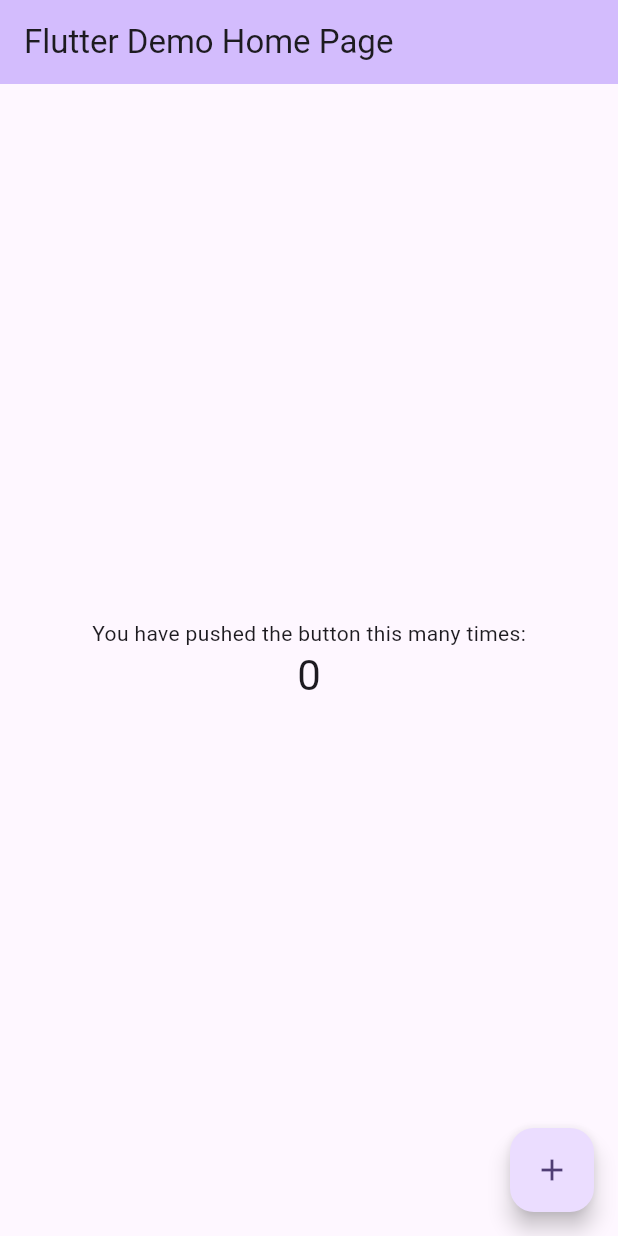
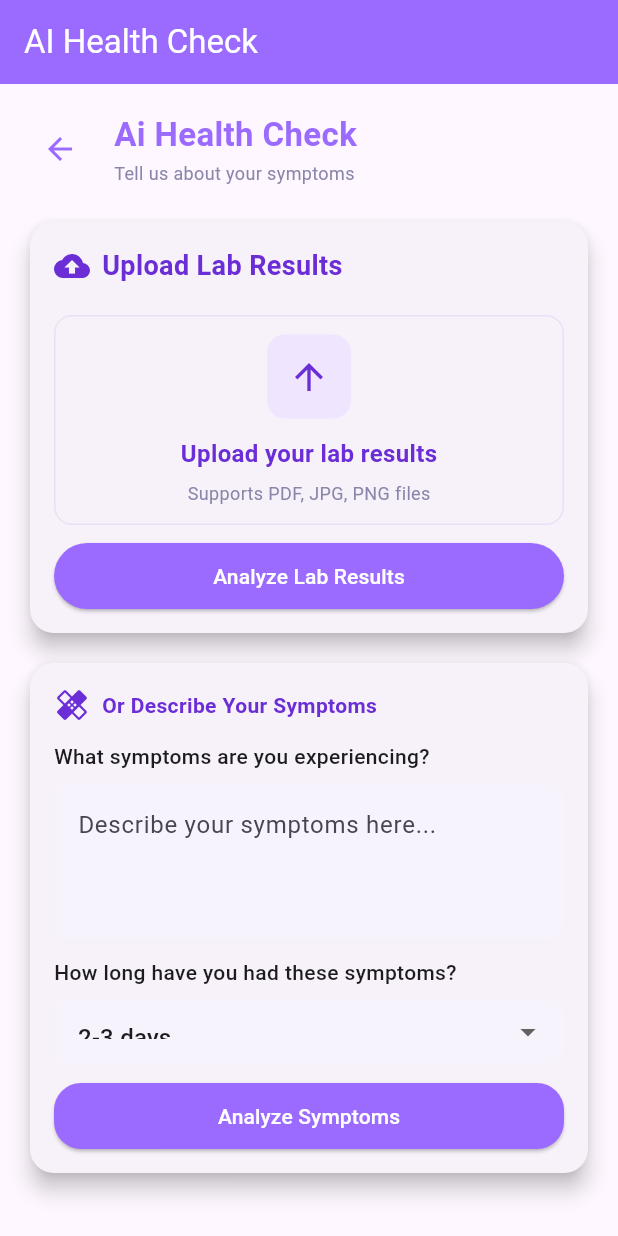
Before and after one commit to Mohamed8Zanaty/Last-Minute-App, a Flutter app: the screen it shows after launch, on a phone screen of 412 x 824 dp. Run offline on Flutter 3.47's test engine with Material 3 defaults, Android fonts, the light colour scheme and no system bars.

Commit message:
create ai health check screen

```diff
--- a/lib/main.dart
+++ b/lib/main.dart
@@ -1,4 +1,5 @@
 import 'package:flutter/material.dart';
+import 'screens/ai_health_check_page.dart'; // <-- path to the page you pasted
 
 void main() {
   runApp(const MyApp());
@@ -6,117 +7,13 @@ void main() {
 
 class MyApp extends StatelessWidget {
   const MyApp({super.key});
-
-  // This widget is the root of your application.
   @override
   Widget build(BuildContext context) {
     return MaterialApp(
-      title: 'Flutter Demo',
-      theme: ThemeData(
-        // This is the theme of your application.
-        //
-        // TRY THIS: Try running your application with "flutter run". You'll see
-        // the application has a purple toolbar. Then, without quitting the app,
-        // try changing the seedColor in the colorScheme below to Colors.green
-        // and then invoke "hot reload" (save your changes or press the "hot
-        // reload" button in a Flutter-supported IDE, or press "r" if you used
-        // the command line to start the app).
-        //
-        // Notice that the counter didn't reset back to zero; the application
-        // state is not lost during the reload. To reset the state, use hot
-        // restart instead.
-        //
-        // This works for code too, not just values: Most code changes can be
-        // tested with just a hot reload.
-        colorScheme: ColorScheme.fromSeed(seedColor: Colors.deepPurple),
-      ),
-      home: const MyHomePage(title: 'Flutter Demo Home Page'),
+      title: 'AI Health Check',
+      debugShowCheckedModeBanner: false,
+      theme: ThemeData(useMaterial3: true),
+      home: const AiHealthCheckPage(), // <-- page shown at launch
     );
   }
 }
-
-class MyHomePage extends StatefulWidget {
-  const MyHomePage({super.key, required this.title});
-
-  // This widget is the home page of your application. It is stateful, meaning
-  // that it has a State object (defined below) that contains fields that affect
-  // how it looks.
-
-  // This class is the configuration for the state. It holds the values (in this
-  // case the title) provided by the parent (in this case the App widget) and
-  // used by the build method of the State. Fields in a Widget subclass are
-  // always marked "final".
-
-  final String title;
-
-  @override
-  State<MyHomePage> createState() => _MyHomePageState();
-}
-
-class _MyHomePageState extends State<MyHomePage> {
-  int _counter = 0;
-
-  void _incrementCounter() {
-    setState(() {
-      // This call to setState tells the Flutter framework that something has
-      // changed in this State, which causes it to rerun the build method below
-      // so that the display can reflect the updated values. If we changed
-      // _counter without calling setState(), then the build method would not be
-      // called again, and so nothing would appear to happen.
-      _counter++;
-    });
-  }
-
-  @override
-  Widget build(BuildContext context) {
-    // This method is rerun every time setState is called, for instance as done
-    // by the _incrementCounter method above.
-    //
-    // The Flutter framework has been optimized to make rerunning build methods
-    // fast, so that you can just rebuild anything that needs updating rather
-    // than having to individually change instances of widgets.
-    return Scaffold(
-      appBar: AppBar(
-        // TRY THIS: Try changing the color here to a specific color (to
-        // Colors.amber, perhaps?) and trigger a hot reload to see the AppBar
-        // change color while the other colors stay the same.
-        backgroundColor: Theme.of(context).colorScheme.inversePrimary,
-        // Here we take the value from the MyHomePage object that was created by
-        // the App.build method, and use it to set our appbar title.
-        title: Text(widget.title),
-      ),
-      body: Center(
-        // Center is a layout widget. It takes a single child and positions it
-        // in the middle of the parent.
-        child: Column(
-          // Column is also a layout widget. It takes a list of children and
-          // arranges them vertically. By default, it sizes itself to fit its
-          // children horizontally, and tries to be as tall as its parent.
-          //
-          // Column has various properties to control how it sizes itself and
-          // how it positions its children. Here we use mainAxisAlignment to
-          // center the children vertically; the main axis here is the vertical
-          // axis because Columns are vertical (the cross axis would be
-          // horizontal).
-          //
-          // TRY THIS: Invoke "debug painting" (choose the "Toggle Debug Paint"
-          // action in the IDE, or press "p" in the console), to see the
-          // wireframe for each widget.
-          mainAxisAlignment: MainAxisAlignment.center,
-          children: <Widget>[
-            const Text('You have pushed the button this many times:'),
-            Text(
-              '$_counter',
-              style: Theme.of(context).textTheme.headlineMedium,
-            ),
-          ],
-        ),
-      ),
-      floatingActionButton: FloatingActionButton(
-        onPressed: _incrementCounter,
-        tooltip: 'Increment',
-        child: const Icon(Icons.add),
-      ), // This trailing comma makes auto-formatting nicer for build methods.
-    );
-  }
-}
--- /dev/null
+++ b/lib/screens/ai_health_check_page.dart
@@ -0,0 +1,453 @@
+// lib/screens/ai_health_check_page.dart
+import 'package:flutter/material.dart';
+
+/// Single-file AI Health Check page — contains all UI components in one place.
+/// Use by pushing: Navigator.push(context, MaterialPageRoute(builder: (_) => AiHealthCheckPage()));
+
+const Color _purple900 = Color(0xFF6B2DD6);
+const Color _purple600 = Color(0xFF9B6BFF);
+const Color _mutedText = Color(0xFF8A86A9);
+const Color _cardBgLight = Color(0xFFF6F5FF);
+const Color _yellowBg = Color(0xFFFFF3D6);
+const Color _yellowText = Color(0xFFB27A00);
+const Color _greenBg = Color(0xFFE8FFF0);
+const Color _greenText = Color(0xFF1F9D66);
+const Color _fieldBg = Color(0xFFF6F3FD);
+const Color _purple100 = Color(0xFFEFE5FF);
+
+class AiHealthCheckPage extends StatefulWidget {
+  const AiHealthCheckPage({super.key});
+
+  @override
+  State<AiHealthCheckPage> createState() => _AiHealthCheckPageState();
+}
+
+class _AiHealthCheckPageState extends State<AiHealthCheckPage> {
+  bool _showAnalysis = false;
+  String _generatedOn = 'Generated on N/A';
+
+  void _showResults() {
+    final now = DateTime.now();
+    setState(() {
+      _generatedOn = 'Generated on ${now.month}/${now.day}/${now.year}';
+      _showAnalysis = true;
+    });
+  }
+
+  @override
+  Widget build(BuildContext context) {
+    return Scaffold(
+      appBar: AppBar(
+        title: const Text('AI Health Check'),
+        backgroundColor: _purple600,
+        foregroundColor: Colors.white,
+      ),
+      body: SafeArea(
+        child: SingleChildScrollView(
+          padding: const EdgeInsets.symmetric(horizontal: 16, vertical: 18),
+          child: Column(
+            crossAxisAlignment: CrossAxisAlignment.start,
+            children: [
+              const _TopBar(),
+              const SizedBox(height: 20),
+              _UploadLabCard(
+                onUploadClick: () {
+                  // handle upload
+                  ScaffoldMessenger.of(context).showSnackBar(const SnackBar(content: Text('Upload tapped')));
+                },
+                onAnalyzeClick: () {
+                  // If upload triggers analysis, show results
+                  _showResults();
+                },
+              ),
+              const SizedBox(height: 12),
+              _SymptomDescribeCard(onAnalyzeClick: (desc, duration) {
+                // optionally call backend with desc/duration, then show results
+                debugPrint('Analyze -> desc="$desc", duration="$duration"');
+                _showResults();
+              }),
+              const SizedBox(height: 12),
+              AnimatedSwitcher(
+                duration: const Duration(milliseconds: 300),
+                child: _showAnalysis
+                    ? AnalysisResultsBody(
+                  key: const ValueKey('results'),
+                  generatedOn: _generatedOn,
+                  onSave: () {
+                    ScaffoldMessenger.of(context).showSnackBar(const SnackBar(content: Text('Saved')));
+                  },
+                  onBook: () {
+                    ScaffoldMessenger.of(context).showSnackBar(const SnackBar(content: Text('Booked')));
+                  },
+                )
+                    : const SizedBox.shrink(key: ValueKey('empty')),
+              ),
+              const SizedBox(height: 40),
+            ],
+          ),
+        ),
+      ),
+    );
+  }
+}
+
+/* ---------------- Top bar inside page ---------------- */
+
+class _TopBar extends StatelessWidget {
+  const _TopBar();
+
+  @override
+  Widget build(BuildContext context) {
+    return Row(
+      children: [
+        IconButton(onPressed: () => Navigator.maybePop(context), icon: const Icon(Icons.arrow_back, color: _purple600)),
+        const SizedBox(width: 12),
+        Column(crossAxisAlignment: CrossAxisAlignment.start, children: const [
+          Text('Ai Health Check', style: TextStyle(fontSize: 22, fontWeight: FontWeight.bold, color: _purple600)),
+          SizedBox(height: 2),
+          Text('Tell us about your symptoms', style: TextStyle(fontSize: 12, color: _mutedText)),
+        ]),
+      ],
+    );
+  }
+}
+
+/* ---------------- Upload card ---------------- */
+
+class _UploadLabCard extends StatelessWidget {
+  final VoidCallback onUploadClick;
+  final VoidCallback onAnalyzeClick;
+  const _UploadLabCard({required this.onUploadClick, required this.onAnalyzeClick});
+
+  @override
+  Widget build(BuildContext context) {
+    return Card(
+      shape: RoundedRectangleBorder(borderRadius: BorderRadius.circular(16)),
+      elevation: 6,
+      child: Padding(
+        padding: const EdgeInsets.all(16),
+        child: Column(crossAxisAlignment: CrossAxisAlignment.start, children: [
+          Row(children: const [
+            Icon(Icons.cloud_upload_rounded, color: _purple900),
+            SizedBox(width: 8),
+            Text('Upload Lab Results', style: TextStyle(color: _purple900, fontWeight: FontWeight.bold, fontSize: 18)),
+          ]),
+          const SizedBox(height: 20),
+          GestureDetector(
+            onTap: onUploadClick,
+            child: Container(
+              height: 140,
+              width: double.infinity,
+              decoration: BoxDecoration(
+                borderRadius: BorderRadius.circular(12),
+                border: Border.all(color: const Color(0xFFE6E1F6)),
+              ),
+              child: Column(mainAxisAlignment: MainAxisAlignment.center, children: [
+                Container(
+                  width: 56,
+                  height: 56,
+                  decoration: BoxDecoration(color: _purple100, borderRadius: BorderRadius.circular(12)),
+                  child: const Icon(Icons.arrow_upward, size: 28, color: _purple900),
+                ),
+                const SizedBox(height: 12),
+                const Text('Upload your lab results', style: TextStyle(fontSize: 16, fontWeight: FontWeight.bold, color: _purple900)),
+                const SizedBox(height: 6),
+                const Text('Supports PDF, JPG, PNG files', style: TextStyle(fontSize: 12, color: _mutedText)),
+              ]),
+            ),
+          ),
+          const SizedBox(height: 12),
+          SizedBox(
+            width: double.infinity,
+            height: 44,
+            child: ElevatedButton(
+              style: ElevatedButton.styleFrom(backgroundColor: _purple600, shape: RoundedRectangleBorder(borderRadius: BorderRadius.circular(22))),
+              onPressed: onAnalyzeClick,
+              child: const Text('Analyze Lab Results', style: TextStyle(color: Colors.white)),
+            ),
+          )
+        ]),
+      ),
+    );
+  }
+}
+
+/* ---------------- Symptom describe card ---------------- */
+
+class _SymptomDescribeCard extends StatefulWidget {
+  final void Function(String description, String duration) onAnalyzeClick;
+  const _SymptomDescribeCard({required this.onAnalyzeClick});
+
+  @override
+  State<_SymptomDescribeCard> createState() => _SymptomDescribeCardState();
+}
+
+class _SymptomDescribeCardState extends State<_SymptomDescribeCard> {
+  final TextEditingController _controller = TextEditingController();
+  final List<String> _options = ['Less than 24 hours', '1-2 days', '2-3 days', 'More than a week'];
+  String _selected = '2-3 days';
+
+  @override
+  Widget build(BuildContext context) {
+    return Card(
+      shape: RoundedRectangleBorder(borderRadius: BorderRadius.circular(16)),
+      elevation: 6,
+      child: Padding(
+        padding: const EdgeInsets.all(16),
+        child: Column(crossAxisAlignment: CrossAxisAlignment.start, children: [
+          Row(children: const [
+            Icon(Icons.healing, color: _purple900),
+            SizedBox(width: 8),
+            Text('Or Describe Your Symptoms', style: TextStyle(color: _purple900, fontWeight: FontWeight.w600)),
+          ]),
+          const SizedBox(height: 12),
+          const Text('What symptoms are you experiencing?', style: TextStyle(fontWeight: FontWeight.w500)),
+          const SizedBox(height: 8),
+          TextField(
+            controller: _controller,
+            minLines: 3,
+            maxLines: 5,
+            decoration: InputDecoration(
+              filled: true,
+              fillColor: _fieldBg,
+              hintText: 'Describe your symptoms here...',
+              border: OutlineInputBorder(borderRadius: BorderRadius.circular(12), borderSide: BorderSide.none),
+            ),
+          ),
+          const SizedBox(height: 12),
+          const Text('How long have you had these symptoms?', style: TextStyle(fontWeight: FontWeight.w500)),
+          const SizedBox(height: 8),
+          SizedBox(
+            height: 44,
+            child: DropdownButtonFormField<String>(
+              value: _selected,
+              decoration: InputDecoration(
+                filled: true,
+                fillColor: _fieldBg,
+                border: OutlineInputBorder(borderRadius: BorderRadius.circular(12), borderSide: BorderSide.none),
+              ),
+              items: _options.map((o) => DropdownMenuItem(value: o, child: Text(o))).toList(),
+              onChanged: (v) => setState(() => _selected = v ?? _selected),
+            ),
+          ),
+          const SizedBox(height: 12),
+          SizedBox(
+            width: double.infinity,
+            height: 44,
+            child: ElevatedButton(
+              style: ElevatedButton.styleFrom(backgroundColor: _purple600, shape: RoundedRectangleBorder(borderRadius: BorderRadius.circular(18))),
+              onPressed: () => widget.onAnalyzeClick(_controller.text, _selected),
+              child: const Text('Analyze Symptoms', style: TextStyle(color: Colors.white)),
+            ),
+          )
+        ]),
+      ),
+    );
+  }
+}
+
+/* ---------------- Analysis results body (all UI included) ---------------- */
+
+class AnalysisResultsBody extends StatelessWidget {
+  final String generatedOn;
+  final VoidCallback onSave;
+  final VoidCallback onBook;
+
+  const AnalysisResultsBody({super.key, required this.generatedOn, required this.onSave, required this.onBook});
+
+  @override
+  Widget build(BuildContext context) {
+    final riskItems = [
+      {'title': 'Diabetes Type 2', 'subtitle': 'Blood sugar level analysis', 'percent': 15},
+      {'title': 'Stroke Risk', 'subtitle': 'Cardiovascular assessment', 'percent': 45},
+      {'title': 'HCC (Liver Cancer)', 'subtitle': 'Liver function analysis', 'percent': 2},
+    ];
+
+    // Top-level full-width container
+    return SizedBox(
+      width: double.infinity,
+      child: Column(crossAxisAlignment: CrossAxisAlignment.start, children: [
+        // Header - full width
+        SizedBox(
+          width: double.infinity,
+          child: Card(
+            color: _cardBgLight,
+            shape: RoundedRectangleBorder(borderRadius: BorderRadius.circular(12)),
+            elevation: 2,
+            child: Padding(
+              padding: const EdgeInsets.all(12),
+              child: Column(crossAxisAlignment: CrossAxisAlignment.start, children: [
+                const Text('AI Health Analysis Complete', style: TextStyle(fontWeight: FontWeight.w600, color: _purple900)),
+                const SizedBox(height: 6),
+                const Text('Analysis based on symptoms', style: TextStyle(color: _mutedText, fontSize: 12)),
+                const SizedBox(height: 6),
+                Text(generatedOn, style: const TextStyle(color: _mutedText, fontSize: 12))
+              ]),
+            ),
+          ),
+        ),
+        const SizedBox(height: 12),
+
+        // Risk items
+        Column(
+          children: riskItems
+              .map((it) => Padding(
+            padding: const EdgeInsets.only(bottom: 12),
+            child: RiskCardWidget(
+              title: it['title']! as String,
+              subtitle: it['subtitle']! as String,
+              percent: it['percent']! as int,
+              riskLabel: (it['title'] == 'Stroke Risk') ? 'Medium Risk' : ((it['title'] == 'HCC (Liver Cancer)') ? 'No Risk Detected' : 'Low Risk'),
+              riskColor: (it['title'] == 'Stroke Risk') ? const Color(0xFFF29C1F) : const Color(0xFF2EB67D),
+            ),
+          ))
+              .toList(),
+        ),
+        const SizedBox(height: 12),
+
+        // Recommendations (full width)
+        SizedBox(
+          width: double.infinity,
+          child: RecommendationPillWidget(
+            title: '⚠️ Stroke Risk - Medium',
+            body: 'Consider lifestyle changes: regular exercise, healthy diet, stress management',
+            bg: _yellowBg,
+            textColor: _yellowText,
+          ),
+        ),
+        const SizedBox(height: 8),
+        SizedBox(
+          width: double.infinity,
+          child: RecommendationPillWidget(
+            title: '✅ Overall Health - Good',
+            body: 'Continue maintaining your current health routine',
+            bg: _greenBg,
+            textColor: _greenText,
+          ),
+        ),
+        const SizedBox(height: 16),
+
+        // Equal-width buttons using LayoutBuilder for exact pixel equality
+        Padding(
+          padding: const EdgeInsets.symmetric(horizontal: 0),
+          child: LayoutBuilder(builder: (context, constraints) {
+            final double gap = 12.0;
+            final double btnWidth = (constraints.maxWidth - gap) / 2;
+            return Row(
+              children: [
+                SizedBox(
+                  width: btnWidth,
+                  child: OutlinedButton(
+                    onPressed: onSave,
+                    style: OutlinedButton.styleFrom(
+                      shape: RoundedRectangleBorder(borderRadius: BorderRadius.circular(24)),
+                      padding: const EdgeInsets.symmetric(vertical: 12),
+                    ),
+                    child: const Text('Save Report to Records', style: TextStyle(color: _purple900)),
+                  ),
+                ),
+                SizedBox(width: gap),
+                SizedBox(
+                  width: btnWidth,
+                  child: ElevatedButton(
+                    onPressed: onBook,
+                    style: ElevatedButton.styleFrom(
+                      backgroundColor: _purple600,
+                      shape: RoundedRectangleBorder(borderRadius: BorderRadius.circular(24)),
+                      padding: const EdgeInsets.symmetric(vertical: 12),
+                    ),
+                    child: const Text('Book Consultation', style: TextStyle(color: Colors.white)),
+                  ),
+                ),
+              ],
+            );
+          }),
+        ),
+
+        const SizedBox(height: 12),
+        const Text(
+          '⚠️ This AI analysis is for informational purposes only and does not replace professional medical advice. Always consult a qualified healthcare provider.',
+          style: TextStyle(fontSize: 12, color: _mutedText),
+        ),
+        const SizedBox(height: 24),
+      ]),
+    );
+  }
+}
+
+/* ---------------- Risk card & Recommendation widgets ---------------- */
+
+class RiskCardWidget extends StatelessWidget {
+  final String title;
+  final String subtitle;
+  final int percent;
+  final String riskLabel;
+  final Color riskColor;
+  const RiskCardWidget({super.key, required this.title, required this.subtitle, required this.percent, required this.riskLabel, required this.riskColor});
+
+  @override
+  Widget build(BuildContext context) {
+    final double value = (percent.clamp(0, 100)) / 100.0;
+    return Card(
+      shape: RoundedRectangleBorder(borderRadius: BorderRadius.circular(12)),
+      elevation: 6,
+      child: Padding(
+        padding: const EdgeInsets.all(12),
+        child: Column(crossAxisAlignment: CrossAxisAlignment.start, children: [
+          Row(children: [
+            Expanded(
+              child: Column(crossAxisAlignment: CrossAxisAlignment.start, children: [
+                Text(title, style: const TextStyle(fontWeight: FontWeight.w600, color: _purple900)),
+                const SizedBox(height: 4),
+                Text(subtitle, style: const TextStyle(color: _mutedText, fontSize: 12)),
+              ]),
+            ),
+            Column(crossAxisAlignment: CrossAxisAlignment.end, children: [
+              Text(riskLabel, style: TextStyle(color: riskColor, fontWeight: FontWeight.w600)),
+              const SizedBox(height: 6),
+              Text('$percent%', style: const TextStyle(color: _mutedText, fontSize: 12)),
+            ])
+          ]),
+          const SizedBox(height: 10),
+          ClipRRect(
+            borderRadius: BorderRadius.circular(8),
+            child: LinearProgressIndicator(
+              minHeight: 8,
+              value: value,
+              backgroundColor: const Color(0xFFF1F0F6),
+              valueColor: const AlwaysStoppedAnimation<Color>(_purple600),
+            ),
+          )
+        ]),
+      ),
+    );
+  }
+}
+
+class RecommendationPillWidget extends StatelessWidget {
+  final String title;
+  final String body;
+  final Color bg;
+  final Color textColor;
+  const RecommendationPillWidget({super.key, required this.title, required this.body, required this.bg, required this.textColor});
+
+  @override
+  Widget build(BuildContext context) {
+    return SizedBox(
+      width: double.infinity,
+      child: Card(
+        color: bg,
+        shape: RoundedRectangleBorder(borderRadius: BorderRadius.circular(12)),
+        elevation: 2,
+        child: Padding(
+          padding: const EdgeInsets.all(12),
+          child: Column(crossAxisAlignment: CrossAxisAlignment.start, children: [
+            Text(title, style: TextStyle(fontWeight: FontWeight.w600, color: textColor)),
+            const SizedBox(height: 6),
+            Text(body, style: TextStyle(color: textColor)),
+          ]),
+        ),
+      ),
+    );
+  }
+}
```
